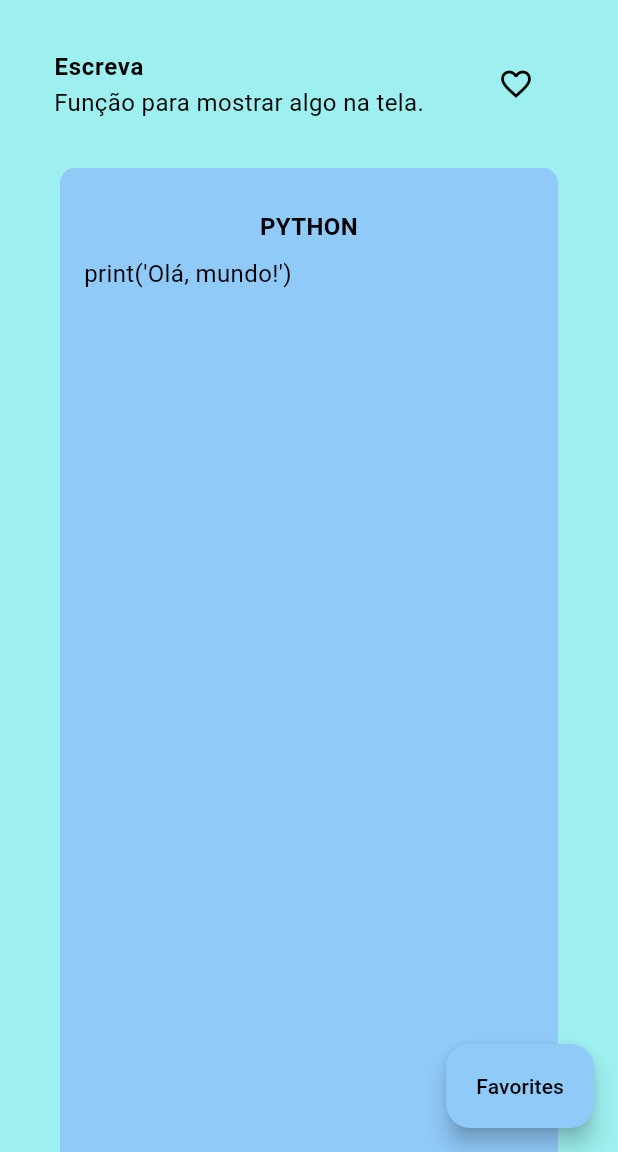
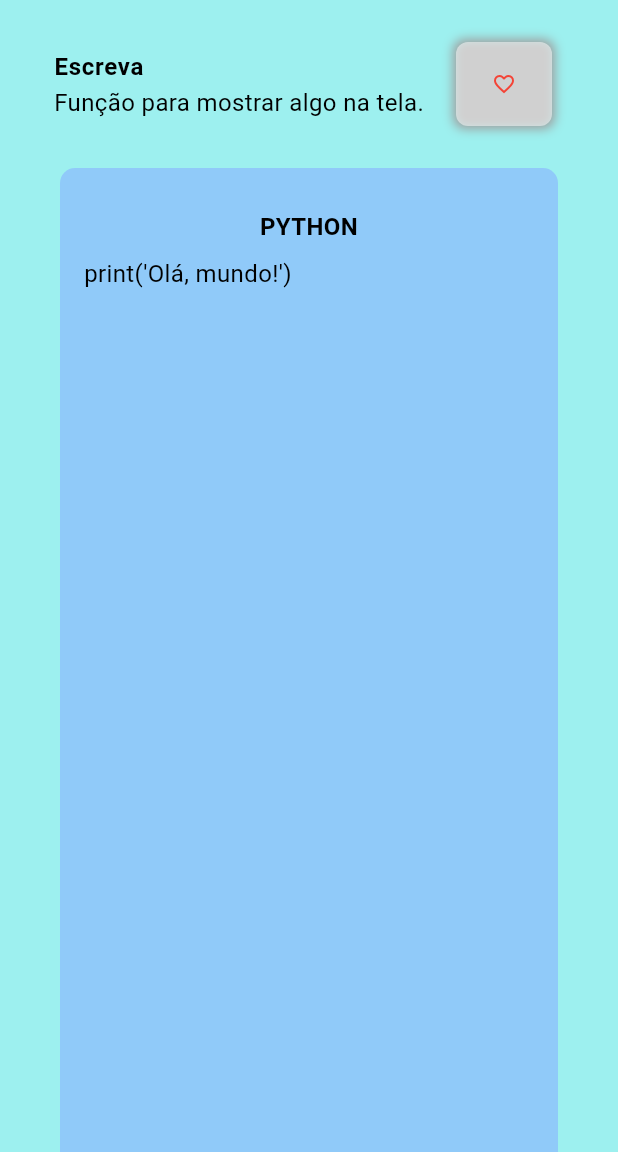
Before and after one commit to karen-matsunaga/DictionaryApp, a Flutter app: the HomePage screen opened by its route, after a tap on "Escreva", on a phone screen of 412 x 824 dp, the part 84-1236 px from its top. Run offline on Flutter 3.47's test engine with Material 3 defaults, Android fonts, the light colour scheme and no system bars; our stand-ins replace shared_preferences, sqflite; accounts and stored records are empty.

Commit message:
2024-07-24 Responsive incompleted

```diff
--- a/lib/controllers/favorite_provider.dart
+++ b/lib/controllers/favorite_provider.dart
@@ -10,17 +10,20 @@ class FavoriteProvider extends ChangeNotifier {
     _loadFavorites();
   }
 
+  // CARREGAR OS FAVORITOS
   Future<void> _loadFavorites() async {
     final prefs = await SharedPreferences.getInstance();
     _words = prefs.getStringList('favorites') ?? [];
     notifyListeners();
   }
 
+  // SALVAR OS FAVORITOS
   Future<void> _saveFavorites() async {
     final prefs = await SharedPreferences.getInstance();
     await prefs.setStringList('favorites', _words);
   }
 
+  // DETECTOR DOS FAVORITOS
   void toggleFavorite(String word) {
     final isExist = _words.contains(word);
     if (isExist) {
@@ -32,17 +35,20 @@ class FavoriteProvider extends ChangeNotifier {
     notifyListeners();
   }
 
+  // SE A PALAVRA CONTÉM NA LISTA DE FAVORITOS
   bool isExist(String word) {
     final isExist = _words.contains(word);
     return isExist;
   }
 
+  // REMOVER OS FAVORITOS
   void clearFavorite() {
     _words = [];
     _saveFavorites();
     notifyListeners();
   }
 
+  // RETORNAR OS DADOS DOS FAVORITOS
   static FavoriteProvider of(
     BuildContext context, {
     bool listen = true,
--- a/lib/controllers/user_provider.dart
+++ b/lib/controllers/user_provider.dart
@@ -17,7 +17,7 @@ class UserProvider with ChangeNotifier {
   }
 
   // SALVAR O E-MAIL DO USUÁRIO LOGADO
-  Future<void> saveUserData(String email, String userName) async {
+  Future<void> saveUserData(String email, String password) async {
     SharedPreferences prefs = await SharedPreferences.getInstance();
     await prefs.setString('email', email);
     _email = email;
--- a/lib/views/home/homepage_screen.dart
+++ b/lib/views/home/homepage_screen.dart
@@ -2,6 +2,7 @@ import 'dart:convert';
 import 'package:dictionary/controllers/fontsize_provider.dart';
 import 'package:dictionary/controllers/words_provider.dart';
 import 'package:dictionary/models/words.dart';
+import 'package:dictionary/utils/constants.dart';
 import 'package:dictionary/views/home/menu_view.dart';
 import 'package:dictionary/widgets/custom_appbar_widget.dart';
 import 'package:flutter/material.dart';
@@ -15,55 +16,58 @@ class HomePage extends StatefulWidget {
 }
 
 class _HomePageState extends State<HomePage> {
-  // CONTROLADORES
-  final _searchController = TextEditingController();
-
-  // LISTA E FILTRO DAS PALAVRAS
-  List<Words> filteredWords = [];
-
-  // TODA VEZ QUE INICIAR O APLICATIVO O ARQUIVO words.json SERÁ ATIVADO
+  // INICIOU O APLICATIVO O MÉTODO WordsProvider E ARQUIVO words.json SÃO CARREGADOS
   @override
   void initState() {
     super.initState();
     provider.Provider.of<WordsProvider>(context, listen: false).loadWords();
   }
 
-  // BARRA DE PESQUISA DAS PALAVRAS
+  // FUNÇÃO DA BARRA DE PESQUISA DAS PALAVRAS DO APLICATIVO
+  // CONTROLADOR DEVERÁ ARMAZENAR A PALAVRA QUE O USUÁRIO DIGITOU
+  final _searchController = TextEditingController();
+
+  // RETORNAR OS FILTROS DAS PALAVRAS COM BASE NO CONTROLADOR
+  List<Words> filteredWords = [];
+
+  // MÉTODO PARA FILTRAR AS PALAVRAS
   void _runFilter(String searchKeyword) {
     final allWords =
         provider.Provider.of<WordsProvider>(context, listen: false).words;
     List<Words> results = [];
 
+    // SE O RESULTADO NÃO EXSITE
     if (searchKeyword.isEmpty) {
       results = allWords;
     } else {
+      // SE EXISTIR OS RESULTADOS
       results = allWords
           .where((element) =>
               element.name.toLowerCase().contains(searchKeyword.toLowerCase()))
           .toList();
     }
 
-    // refresh the UI
+    // ATUALIZAR A TELA APÓS A DIGITAÇÃO NA BARRA DE PESQUISA
     setState(() {
       filteredWords = results;
     });
   }
 
-  // @override
   @override
   Widget build(BuildContext context) {
     // LISTA DE TODAS AS PALAVRAS DO ARQUIVO words.json
     final allWords = provider.Provider.of<WordsProvider>(context).words;
+    // Design da HOMEPAGE
     return Scaffold(
-      // AppBar do aplicativo
+      // APPBAR do aplicativo
       appBar: const CustomAppBar(
         title: "Códex do Programador",
       ),
 
-      // Opções do Menu de configurações
+      // DRAWER com as opções do MENU DE CONFIGURAÇÕES
       drawer: const MenuPage(),
 
-      // BARRA DE PESQUISA para pesquisar as palavras
+      // Design da BARRA DE PESQUISA para pesquisar as palavras
       body: Column(
         children: [
           Center(
@@ -81,7 +85,7 @@ class _HomePageState extends State<HomePage> {
                     hintStyle: TextStyle(
                         fontSize: provider.Provider.of<FontSizeConfig>(context)
                             .fontSize),
-                    // Icone de pesquisa e fechar da barra de pesquisa
+                    // ICONES DE PESQUISA e FECHAR da barra de pesquisa
                     prefixIcon: Icon(
                       Icons.search_rounded,
                       size: provider.Provider.of<FontSizeConfig>(context)
@@ -102,6 +106,8 @@ class _HomePageState extends State<HomePage> {
               ),
             ),
           ),
+
+          // EXIBIÇÃO DE TODAS AS PALAVRAS DO words.json
           Expanded(
             child: ListView.builder(
               shrinkWrap: true,
@@ -112,10 +118,12 @@ class _HomePageState extends State<HomePage> {
                 final word = filteredWords.isNotEmpty
                     ? filteredWords[index]
                     : allWords[index];
+                // RETORNAR EM FORMA DE LISTVIEW
                 return Card(
                   margin: EdgeInsets.all(15.0),
                   color: Colors.greenAccent,
                   child: ListTile(
+                    // NOME DA PALAVRA
                     title: Padding(
                       padding: const EdgeInsets.all(8.0),
                       child: Text(
@@ -123,6 +131,7 @@ class _HomePageState extends State<HomePage> {
                         style: TextStyle(fontWeight: FontWeight.bold),
                       ),
                     ),
+                    // TIPO DA PALAVRA
                     subtitle: Padding(
                       padding: const EdgeInsets.all(8.0),
                       child: Text(
@@ -130,18 +139,20 @@ class _HomePageState extends State<HomePage> {
                         style: TextStyle(fontWeight: FontWeight.bold),
                       ),
                     ),
+                    // PALAVRA PRESSIONADA PARA EXIBIR INFORMAÇÕES ESPECÍFICAS
                     onTap: () {
                       Navigator.of(context).pushNamed(
                         '/search',
                         arguments: jsonEncode(word),
                       );
                     },
-                    ));
+                  ),
+                );
               },
             ),
           ),
-          // ESPAÇAMENTO ENTRE OS COMPONENTES
-          SizedBox(height: 30),
+          // ESPAÇAMENTO ENTRE OS COMPONENTES DA LISTVIEW
+          spaceListView,
         ],
       ),
     );
--- a/lib/views/home/menu_view.dart
+++ b/lib/views/home/menu_view.dart
@@ -46,7 +46,7 @@ class MenuPage extends StatelessWidget {
                         // REFATORADA - PÁGINA INICIAL
                         IconDrawer(
                           icon: Icons.home,
-                          title: 'Início'.toUpperCase(),
+                          title: 'Início',
                           callback: () {
                             Navigator.of(context).push(
                               MaterialPageRoute(
@@ -56,10 +56,10 @@ class MenuPage extends StatelessWidget {
                           },
                         ),
 
-                        // REFATORADA - FAVORITOS ========= MANUTENÇÃO ==========
+                        // REFATORADA - FAVORITOS
                         IconDrawer(
                           icon: Icons.star,
-                          title: 'Favoritos'.toUpperCase(),
+                          title: 'Favoritos',
                           callback: () {
                             Navigator.of(context).push(
                               MaterialPageRoute(
@@ -72,7 +72,7 @@ class MenuPage extends StatelessWidget {
                         // REFATORADA - CONFIGURAÇÕES
                         IconDrawer(
                           icon: Icons.settings,
-                          title: 'Configurações'.toUpperCase(),
+                          title: 'Configurações',
                           callback: () {
                             Navigator.of(context).push(
                               MaterialPageRoute(
--- a/lib/views/home/search_screen.dart
+++ b/lib/views/home/search_screen.dart
@@ -2,7 +2,7 @@ import 'dart:convert';
 import 'package:dictionary/controllers/favorite_provider.dart';
 import 'package:dictionary/controllers/fontsize_provider.dart';
 import 'package:dictionary/models/words.dart';
-import 'package:dictionary/views/profile/fav_screen.dart';
+import 'package:dictionary/utils/constants.dart';
 import 'package:dictionary/widgets/custom_box_widget.dart';
 import 'package:dictionary/views/home/menu_view.dart';
 import 'package:dictionary/widgets/custom_appbar_widget.dart';
@@ -46,10 +46,11 @@ class _SearchPageState extends State<SearchPage> {
 
   @override
   Widget build(BuildContext context) {
-    // FAVORITOS
+    // FUNÇÃO DO BOTÃO DE FAVORITOS
     final favoriteProvider = FavoriteProvider.of(context);
-    // final height = MediaQuery.of(context).size.height;
-    // final width = MediaQuery.of(context).size.width;
+    // RESPONSIVIDADE DAS TELAS
+    final height = MediaQuery.of(context).size.height;
+    final width = MediaQuery.of(context).size.width;
     // SEARCHBAR APPLICATION
     return Scaffold(
       backgroundColor: Theme.of(context).scaffoldBackgroundColor,
@@ -63,6 +64,8 @@ class _SearchPageState extends State<SearchPage> {
       body: SingleChildScrollView(
         scrollDirection: Axis.vertical,
         child: Container(
+          height: height * 4.06,
+          width: width * 1,
           padding: const EdgeInsets.all(20),
           alignment: Alignment.center,
           child: Column(
@@ -85,44 +88,63 @@ class _SearchPageState extends State<SearchPage> {
                           .fontSize),
                 ),
 
-                // Icone para adicionar a palavra em FAVORITO (NÃO IMPLEMENTADA)
-                // trailing: const FavoriteIcon(),
-                trailing: IconButton(
-                  onPressed: () {
-                    favoriteProvider.toggleFavorite(word!.name);
-                  },
-                  icon: favoriteProvider.isExist(word!.name)
-                      ? const Icon(Icons.favorite, color: Colors.red)
-                      : const Icon(Icons.favorite_border),
+                // Icone para adicionar a palavra em FAVORITO
+                // DESIGN DO FUNDO DO BOTÃO
+                trailing: Container(
+                  padding: const EdgeInsets.all(8),
+                  decoration: BoxDecoration(
+                    shape: BoxShape.rectangle,
+                    borderRadius: BorderRadius.circular(8),
+                    color: Theme.of(context).colorScheme.surface,
+                    boxShadow: const [
+                      BoxShadow(
+                        color: Colors.grey,
+                        spreadRadius: 2,
+                        blurRadius: 5,
+                      ),
+                    ],
+                  ),
+
+                  // BOTÃO PARA ADICIONAR OU REMOVER DO FAVORITO
+                  child: IconButton(
+                    onPressed: () {
+                      favoriteProvider.toggleFavorite(word!.name);
+                    },
+                    icon: favoriteProvider.isExist(word!.name)
+                        // PALAVRA ADICIONADA NOS FAVORITOS
+                        ? Icon(
+                            Icons.favorite,
+                            color: favoriteIcon,
+                            size: provider.Provider.of<FontSizeConfig>(context)
+                                .fontSize,
+                          )
+                        // PALAVRA NÃO ADICIONADA NOS FAVORITOS
+                        : Icon(
+                            Icons.favorite_border,
+                            color: favoriteIcon,
+                            size: provider.Provider.of<FontSizeConfig>(context)
+                                .fontSize,
+                          ),
+                  ),
                 ),
               ),
 
               // Refatoração da primeira box PYTHON
-              CustomBox(language: 'Python'.toUpperCase(), text: word!.python),
+              CustomBox(language: 'Python', text: word!.python),
 
               // Refatoração da segunda box C#
-              CustomBox(language: 'C#'.toUpperCase(), text: word!.cSharp),
+              CustomBox(language: 'C#', text: word!.cSharp),
 
               // Refatoração da terceira box JAVA
 
-              CustomBox(language: 'Java'.toUpperCase(), text: word!.java),
+              CustomBox(language: 'Java', text: word!.java),
 
               // Refatoração da quarta box SAÍDA DE DADOS
-              CustomBox(
-                  language: 'Saída de Dados'.toUpperCase(), text: word!.exit),
+              CustomBox(language: 'Saída de Dados', text: word!.exit),
             ],
           ),
         ),
       ),
-      floatingActionButton: FloatingActionButton.extended(
-        onPressed: () {
-          final route = MaterialPageRoute(
-            builder: (context) => FavoritePage(),
-          );
-          Navigator.push(context, route);
-        },
-        label: const Text('Favorites'),
-      ),
     );
   }
 }
--- a/lib/views/login/login_screen.dart
+++ b/lib/views/login/login_screen.dart
@@ -136,7 +136,7 @@ class _LoginPageState extends State<LoginPage> {
                 ),
 
                 // ESPAÇAMENTO DOS COMPONENTES
-                espacoComponentes,
+                spaceColumn,
 
                 // BOTÃO LOGAR
                 CustomButton(
@@ -149,7 +149,7 @@ class _LoginPageState extends State<LoginPage> {
                     }),
 
                 // ESPAÇO ENTRE OS COMPONENTES
-                espacoComponentes,
+                spaceColumn,
 
                 // TEXTO E BOTÃO PERSONALIZADO PARA CRIAR CONTA
                 CustomLetter(
@@ -165,7 +165,7 @@ class _LoginPageState extends State<LoginPage> {
                 ),
 
                 // ESPAÇO ENTRE OS COMPONENTES
-                espacoComponentes,
+                spaceColumn,
 
                 // MENSAGEM CASO O E-MAIL E/OU SENHA FORAM PREENCHIDAS INCORRETAMENTE
                 isLoginTrue
--- a/lib/views/login/signup_screen.dart
+++ b/lib/views/login/signup_screen.dart
@@ -174,7 +174,7 @@ class _AccountCreatePageState extends State<AccountCreatePage> {
                 ),
 
                 // ESPAÇO ENTRE OS COMPONENTES
-                espacoComponentes,
+                spaceColumn,
 
                 // Botão CADASTRAR
                 CustomButton(
@@ -187,7 +187,7 @@ class _AccountCreatePageState extends State<AccountCreatePage> {
                 ),
 
                 // ESPAÇAMENTO ENTRE COMPONENTES
-                espacoComponentes,
+                spaceColumn,
 
                 // TEXTO E BOTÃO PARA CONTA EXISTENTE
                 CustomLetter(
@@ -203,7 +203,7 @@ class _AccountCreatePageState extends State<AccountCreatePage> {
                 ),
 
                 // ESPAÇAMENTO ENTRE COMPONENTES
-                espacoComponentes,
+                spaceColumn,
 
                 // MENSAGEM DE ERRO CASO EXISTA O USUÁRIO
                 isUserDuplicated
--- a/lib/views/login/splash_screen.dart
+++ b/lib/views/login/splash_screen.dart
@@ -43,7 +43,7 @@ class _SplashScreenPageState extends State<SplashScreenPage> {
               ),
 
               // ESPAÇAMENTO ENTRE LINHA
-              espacoComponentes,
+              spaceColumn,
 
               // NOME DO APLICATIVO
               Text(
@@ -56,7 +56,7 @@ class _SplashScreenPageState extends State<SplashScreenPage> {
               ),
 
               // ESPAÇAMENTO ENTRE LINHA
-              espacoComponentes,
+              spaceColumn,
 
               // CARREGAMENTO DO APLICATIVO
               CircularProgressIndicator(
--- a/lib/widgets/custom_box_widget.dart
+++ b/lib/widgets/custom_box_widget.dart
@@ -30,6 +30,7 @@ class CustomBox extends StatelessWidget {
           Row(
             children: [
               const Padding(padding: EdgeInsets.only(bottom: 40)),
+              // EXIBIÇÃO DO NOME DA LINGUAGEM
               Expanded(
                 child: Text(
                   language.toUpperCase(),
@@ -43,7 +44,7 @@ class CustomBox extends StatelessWidget {
               ),
             ],
           ),
-          // CÓDIGO EM PYTHON PARA A SAÍDA DE DADOS
+          // CÓDIGO DA LINGUAGEM PARA A SAÍDA DE DADOS
           Row(
             children: [
               Expanded(
--- a/lib/widgets/custom_button_widget.dart
+++ b/lib/widgets/custom_button_widget.dart
@@ -43,6 +43,7 @@ class _CustomButtonState extends State<CustomButton> {
         ],
       ),
       // TEXTO DENTRO DA BORDA
+      child: FittedBox(
         child: TextButton(
           onPressed: widget.callBack!,
           child: Text(
@@ -55,6 +56,7 @@ class _CustomButtonState extends State<CustomButton> {
             ),
           ),
         ),
+      ),
     );
   }
 }
--- a/lib/widgets/custom_form_widget.dart
+++ b/lib/widgets/custom_form_widget.dart
@@ -27,8 +27,8 @@ class CustomForm extends StatefulWidget {
 class _CustomFormState extends State<CustomForm> {
   @override
   Widget build(BuildContext context) {
-    final height = MediaQuery.of(context).size.height;
-    final width = MediaQuery.of(context).size.width;
+    double height = MediaQuery.of(context).size.height;
+    double width = MediaQuery.of(context).size.width;
     // DESIGNER DO CAMPO
     return Container(
       height: height * .15,
--- a/lib/widgets/custom_icon_widget.dart
+++ b/lib/widgets/custom_icon_widget.dart
@@ -18,13 +18,15 @@ class IconDrawer extends StatelessWidget {
   Widget build(BuildContext context) {
     // MENU DA CONFIGURAÇÃO
     return ListTile(
+      // CONTEÚDO DOS ICONES
       leading: Icon(
         icon,
         size: provider.Provider.of<FontSizeConfig>(context).fontSize,
         color: Theme.of(context).listTileTheme.iconColor,
       ),
+      // CONTEÚDO DOS TEXTOS
       title: Text(
-        title,
+        title.toUpperCase(),
         style: TextStyle(
             letterSpacing: 1,
             fontWeight: FontWeight.bold,
--- a/lib/widgets/custom_msg_widget.dart
+++ b/lib/widgets/custom_msg_widget.dart
@@ -33,7 +33,7 @@ class _CustomLetterState extends State<CustomLetter> {
         ),
 
         // ESPAÇAMENTO DOS LADOS
-        espacoladoComponentes,
+        spaceRow,
 
         // BOTÃO PERSONALIZADO PARA CRIAR CONTA
         GestureDetector(
```
Also changed, not shown: lib/utils/constants.dart (+7 -10 lines), lib/views/profile/fav_screen.dart (+29 -6 lines), lib/widgets/custom_exit_widget.dart (+9 -23 lines), lib/widgets/custom_fav_widget.dart (deleted, +0 -37 lines). Lines whose indentation alone changed are shown as unchanged.
